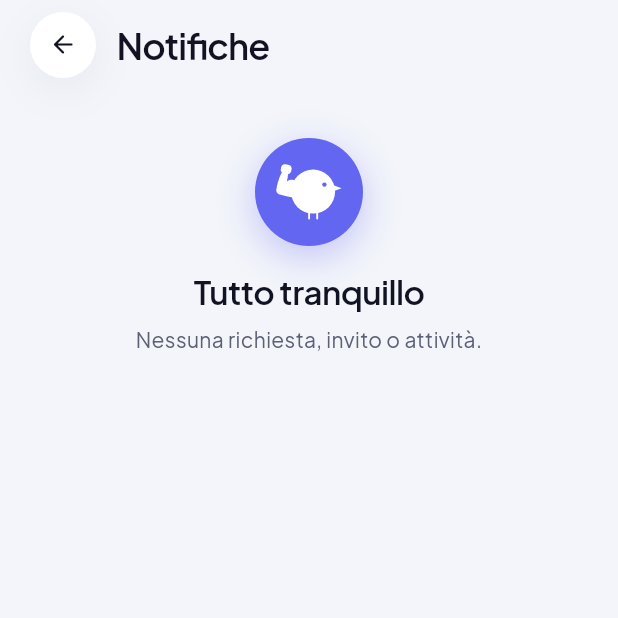
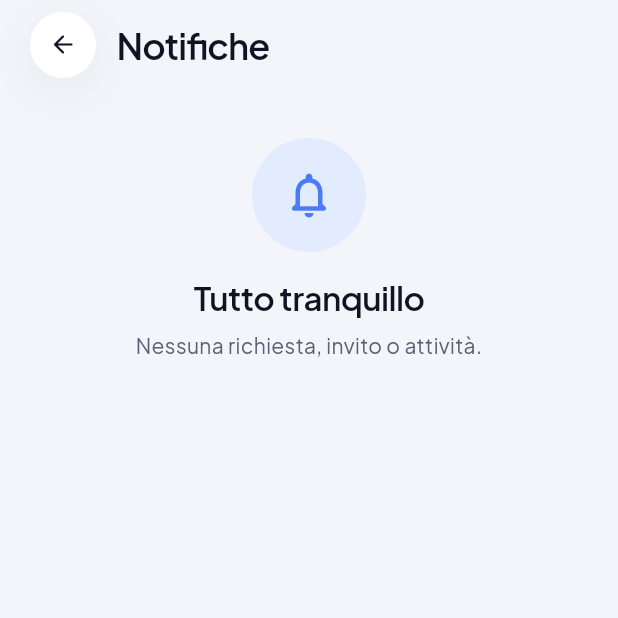
Before and after one commit to mousty00/gymbro-app, a Flutter app: the NotificationsScreen screen opened by its route, on a phone screen of 412 x 824 dp, the top half of it. Run offline on Flutter 3.47's test engine with Material 3 defaults, Android fonts, the phone set to English and light mode, and no system bars; our stand-ins replace dio, flutter_map, flutter_riverpod, flutter_secure_storage, geolocator, go_router and 4 more; accounts and stored records are empty; network calls fail.

Commit message:
Stati vuoti con un'icona per ogni caso invece del logo
EmptyState ora richiede un'icona che dice cosa manca (post, schede, amici,
percorsi, notifiche…), mostrata su un cerchio azzurro tenue.

Co-Authored-By: Claude Opus 5.5 (1M context) <noreply@anthropic.com>
Claude-Session: https://claude.ai/code/session_01EFt4tZuLwLHkEJE9ycEWp4

```diff
--- a/lib/core/widgets/ui.dart
+++ b/lib/core/widgets/ui.dart
@@ -5,7 +5,6 @@ import 'package:go_router/go_router.dart';
 import '../../features/auth/session.dart';
 import '../theme/app_theme.dart';
 import 'app_image.dart';
-import 'backgrounds.dart';
 
 /// Card bianca arrotondata con ombra morbida.
 class SoftCard extends StatelessWidget {
@@ -351,10 +350,12 @@ class Tag extends StatelessWidget {
   }
 }
 
-/// Stato vuoto col logo dell'app.
+/// Stato vuoto: un'icona che dice cosa manca (post, schede, amici…), titolo,
+/// messaggio e azione opzionali.
 class EmptyState extends StatelessWidget {
-  const EmptyState({super.key, required this.title, this.message, this.action, this.onAction});
+  const EmptyState({super.key, required this.icon, required this.title, this.message, this.action, this.onAction});
 
+  final IconData icon;
   final String title;
   final String? message;
   final String? action;
@@ -368,7 +369,12 @@ class EmptyState extends StatelessWidget {
       child: Column(
         mainAxisSize: MainAxisSize.min,
         children: [
-          const BrandMark(size: 72),
+          Container(
+            width: 76,
+            height: 76,
+            decoration: BoxDecoration(color: AppColors.blueSoft, shape: BoxShape.circle),
+            child: Icon(icon, size: 36, color: AppColors.blue),
+          ),
           const SizedBox(height: 16),
           Text(title, style: t.titleLarge, textAlign: TextAlign.center),
           if (message != null) ...[
--- a/lib/features/exercises/exercises_screen.dart
+++ b/lib/features/exercises/exercises_screen.dart
@@ -95,6 +95,7 @@ class _ExercisesScreenState extends ConsumerState<ExercisesScreen> {
                     if (filtered.isEmpty) {
                       return ListView(children: [
                         EmptyState(
+                          icon: Icons.fitness_center_rounded,
                           title: 'Nessun esercizio',
                           message: 'Crea un esercizio personalizzato da usare nelle tue schede.',
                           action: 'Crea esercizio',
--- a/lib/features/feed/feed_screen.dart
+++ b/lib/features/feed/feed_screen.dart
@@ -87,6 +87,7 @@ class _FeedScreenState extends ConsumerState<FeedScreen> {
                     if (list.isEmpty) {
                       return SliverToBoxAdapter(
                         child: EmptyState(
+                          icon: Icons.dynamic_feed_rounded,
                           title: _friends ? 'Ancora nessun post' : 'Nessun post per ora',
                           message: _friends
                               ? 'Quando i tuoi amici pubblicano un allenamento lo vedrai qui.'
--- a/lib/features/friends/friends_screen.dart
+++ b/lib/features/friends/friends_screen.dart
@@ -103,6 +103,7 @@ class _FriendsScreenState extends ConsumerState<FriendsScreen> {
                           data: (list) => list.isEmpty
                               ? ListView(children: const [
                                   EmptyState(
+                                    icon: Icons.person_search_rounded,
                                     title: 'Nessun amico, per ora',
                                     message: 'Cerca qualcuno per username e mandagli una richiesta.',
                                   ),
@@ -135,7 +136,7 @@ class _FriendsScreenState extends ConsumerState<FriendsScreen> {
                           onRetry: () => ref.invalidate(friendRequestsProvider),
                           loading: const SkeletonList(item: SkeletonTile(leading: 44, circle: true, trailing: true, padding: EdgeInsets.symmetric(horizontal: 14, vertical: 10)), padding: EdgeInsets.fromLTRB(20, 0, 20, 24)),
                           data: (list) => list.isEmpty
-                              ? ListView(children: const [EmptyState(title: 'Nessuna richiesta in attesa')])
+                              ? ListView(children: const [EmptyState(icon: Icons.inbox_rounded, title: 'Nessuna richiesta in attesa')])
                               : ListView.separated(
                                   padding: const EdgeInsets.fromLTRB(20, 0, 20, 24),
                                   itemCount: list.length,
--- a/lib/features/friends/notifications_screen.dart
+++ b/lib/features/friends/notifications_screen.dart
@@ -71,7 +71,7 @@ class _NotificationsScreenState extends ConsumerState<NotificationsScreen> {
                     if (loading && r.isEmpty && i.isEmpty && a.isEmpty)
                       const SkeletonList(item: SkeletonTile(leading: 44, circle: true, trailing: true), count: 3, padding: EdgeInsets.zero)
                     else if (r.isEmpty && i.isEmpty && a.isEmpty)
-                      const EmptyState(title: 'Tutto tranquillo', message: 'Nessuna richiesta, invito o attività.')
+                      const EmptyState(icon: Icons.notifications_none_rounded, title: 'Tutto tranquillo', message: 'Nessuna richiesta, invito o attività.')
                     else ...[
                       if (r.isNotEmpty) ...[
                         SectionHeader('Richieste di amicizia · ${r.length}'),
--- a/lib/features/groups/group_form_screen.dart
+++ b/lib/features/groups/group_form_screen.dart
@@ -118,6 +118,7 @@ class _GroupFormScreenState extends ConsumerState<GroupFormScreen> {
                       data: (list) {
                         if (list.isEmpty) {
                           return EmptyState(
+                            icon: Icons.assignment_rounded,
                             title: 'Nessuna scheda',
                             message: 'Per allenarvi insieme serve una scheda.',
                             action: 'Crea scheda',
--- a/lib/features/groups/groups_screen.dart
+++ b/lib/features/groups/groups_screen.dart
@@ -78,6 +78,7 @@ class GroupsScreen extends ConsumerWidget {
                     if (list.isEmpty) {
                       return SliverToBoxAdapter(
                         child: EmptyState(
+                          icon: Icons.groups_rounded,
                           title: 'Nessun gruppo',
                           message: 'Crea un allenamento di gruppo e invita i tuoi amici.',
                           action: 'Crea gruppo',
--- a/lib/features/profile/history_screen.dart
+++ b/lib/features/profile/history_screen.dart
@@ -39,6 +39,7 @@ class HistoryScreen extends ConsumerWidget {
                     if (list.isEmpty) {
                       return ListView(children: const [
                         EmptyState(
+                          icon: Icons.history_rounded,
                           title: 'Nessuna sessione',
                           message: 'Completa un allenamento e lo troverai qui.',
                         ),
--- a/lib/features/running/run_event_form_screen.dart
+++ b/lib/features/running/run_event_form_screen.dart
@@ -140,6 +140,7 @@ class _RunEventFormScreenState extends ConsumerState<RunEventFormScreen> {
                       data: (list) {
                         if (list.isEmpty) {
                           return EmptyState(
+                            icon: Icons.route_rounded,
                             title: 'Nessun percorso',
                             message: 'Per correre insieme disegna prima il percorso.',
                             action: 'Disegna un percorso',
--- a/lib/features/running/run_tracker_screen.dart
+++ b/lib/features/running/run_tracker_screen.dart
@@ -394,6 +394,7 @@ class _ErrorView extends StatelessWidget {
             Expanded(
               child: Center(
                 child: EmptyState(
+                  icon: Icons.location_off_rounded,
                   title: 'Non posso registrare',
                   message: message,
                   action: openSettings ? 'Apri impostazioni' : null,
--- a/lib/features/running/running_screen.dart
+++ b/lib/features/running/running_screen.dart
@@ -118,6 +118,7 @@ class _MyRoutes extends ConsumerWidget {
       data: (routes) => routes.isEmpty
           ? ListView(children: [
               EmptyState(
+                icon: Icons.route_rounded,
                 title: 'Nessun percorso',
                 message: 'Disegna sulla mappa il giro che vuoi fare: resta salvato per rifarlo quando vuoi.',
                 action: 'Disegna un percorso',
@@ -145,6 +146,7 @@ class _FriendsRoutes extends ConsumerWidget {
       data: (routes) => routes.isEmpty
           ? ListView(children: const [
               EmptyState(
+                icon: Icons.travel_explore_rounded,
                 title: 'Ancora niente',
                 message: 'Qui trovi i percorsi che i tuoi amici rendono pubblici. Puoi salvarli e correrli da solo.',
               ),
@@ -171,6 +173,7 @@ class _Events extends ConsumerWidget {
         if (events.isEmpty) {
           return ListView(children: const [
             EmptyState(
+              icon: Icons.event_rounded,
               title: 'Nessuna corsa di gruppo',
               message: 'Apri uno dei tuoi percorsi e organizza una corsa: scegli giorno, ora e amici da invitare.',
             ),
@@ -204,7 +207,7 @@ class _Runs extends ConsumerWidget {
       data: (runs) {
         if (runs.isEmpty) {
           return ListView(children: const [
-            EmptyState(title: 'Nessuna corsa', message: 'Le corse che registri compaiono qui, con mappa, tempi e passo.'),
+            EmptyState(icon: Icons.directions_run_rounded, title: 'Nessuna corsa', message: 'Le corse che registri compaiono qui, con mappa, tempi e passo.'),
           ]);
         }
         final total = runs.fold<int>(0, (sum, r) => sum + r.distanceM);
--- a/lib/features/share/send_workout_sheet.dart
+++ b/lib/features/share/send_workout_sheet.dart
@@ -96,6 +96,7 @@ class _SendWorkoutSheetState extends ConsumerState<_SendWorkoutSheet> {
                     ? const SkeletonList(item: SkeletonTile(circle: true), count: 4, padding: EdgeInsets.zero)
                     : friendList.isEmpty && groupList.isEmpty
                     ? const EmptyState(
+                        icon: Icons.person_add_alt_1_rounded,
                         title: 'Nessuno a cui inviarla',
                         message: 'Aggiungi amici o entra in un gruppo per condividere le tue schede.',
                       )
--- a/lib/features/workouts/workout_detail_screen.dart
+++ b/lib/features/workouts/workout_detail_screen.dart
@@ -162,6 +162,7 @@ class WorkoutDetailScreen extends ConsumerWidget {
                         ),
                         if (w.exercises.isEmpty)
                           EmptyState(
+                            icon: Icons.playlist_add_rounded,
                             title: 'Scheda vuota',
                             message: mine ? 'Aggiungi il primo esercizio dalla libreria.' : null,
                             action: mine ? 'Aggiungi esercizio' : null,
--- a/lib/features/workouts/workouts_screen.dart
+++ b/lib/features/workouts/workouts_screen.dart
@@ -121,6 +121,7 @@ class _WorkoutsScreenState extends ConsumerState<WorkoutsScreen> {
                     if (shown.isEmpty) {
                       return SliverToBoxAdapter(
                         child: EmptyState(
+                          icon: _tab == 0 ? Icons.assignment_rounded : Icons.explore_rounded,
                           title: _tab == 0 ? 'Nessuna scheda' : 'Niente da esplorare',
                           message: _tab == 0
                               ? 'Crea la tua prima scheda: esercizi, serie, giorni e orario.'
```
